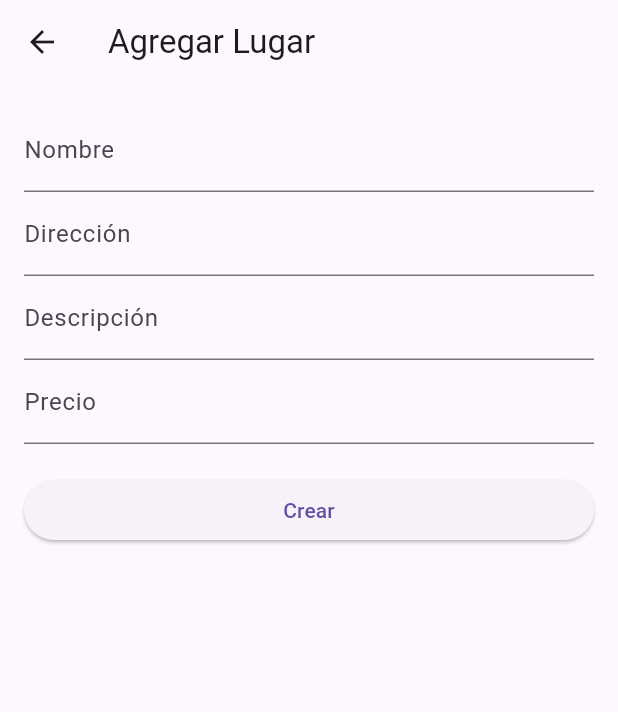
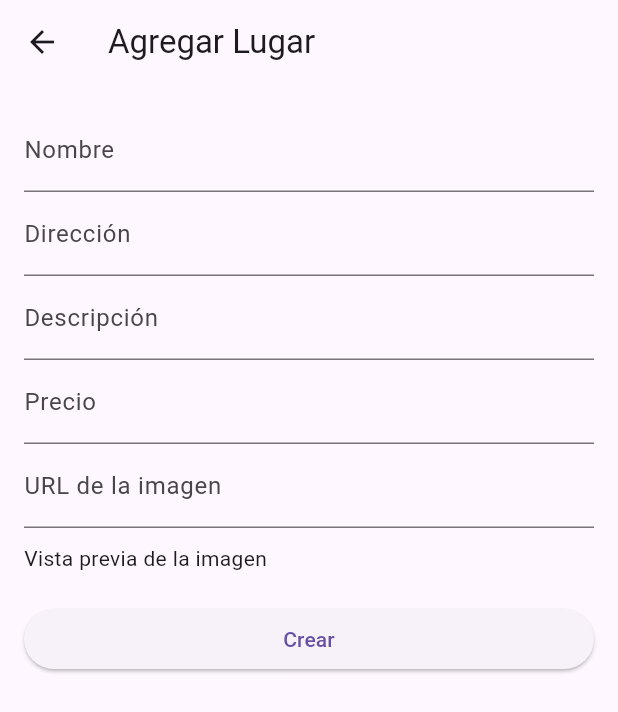
Before and after one commit to RCE04/hotelReview, a Flutter app: the EditarLugarPage screen opened directly, on a phone screen of 412 x 824 dp. Shown: the top 712 px of the screen. Run offline on Flutter 3.47's test engine with Material 3 defaults, Android fonts, the phone set to English and light mode, and no system bars; our stand-ins replace shared_preferences; accounts and stored records are empty; network calls fail.

Commit message:
Añadir imagenes y muestra de las mismas en lugares

```diff
--- a/lib/modelos/lugares.dart
+++ b/lib/modelos/lugares.dart
@@ -4,6 +4,7 @@ class Lugare {
   final String Direccion;
   final String Descripcion;
   final String Precio;
+  final String Imagen; // Nuevo campo
 
   const Lugare({
     required this.Id,
@@ -11,6 +12,7 @@ class Lugare {
     required this.Direccion,
     required this.Descripcion,
     required this.Precio,
+    required this.Imagen,
   });
 
   factory Lugare.fromJson(Map<String, dynamic> json) {
@@ -21,6 +23,7 @@ class Lugare {
         'direccion': String direccion,
         'descripcion': String descripcion,
         'precio': String precio,
+        'imagen': String imagen,
       } =>
         Lugare(
           Id: id,
@@ -28,6 +31,7 @@ class Lugare {
           Direccion: direccion,
           Descripcion: descripcion,
           Precio: precio,
+          Imagen: imagen,
         ),
       _ => throw const FormatException('Failed to load lugar.'),
     };
@@ -39,5 +43,6 @@ class Lugare {
         'direccion': Direccion,
         'descripcion': Descripcion,
         'precio': Precio,
+        'imagen': Imagen,
       };
 }
--- a/lib/paginas/editarLugares.dart
+++ b/lib/paginas/editarLugares.dart
@@ -17,6 +17,7 @@ class _EditarLugarPageState extends State<EditarLugarPage> {
   late TextEditingController _direccionController;
   late TextEditingController _descripcionController;
   late TextEditingController _precioController;
+  late TextEditingController _imagenController;
 
   @override
   void initState() {
@@ -26,6 +27,7 @@ class _EditarLugarPageState extends State<EditarLugarPage> {
     _direccionController = TextEditingController(text: lugar?.Direccion ?? '');
     _descripcionController = TextEditingController(text: lugar?.Descripcion ?? '');
     _precioController = TextEditingController(text: lugar?.Precio ?? '');
+    _imagenController = TextEditingController(text: lugar?.Imagen ?? '');
   }
 
   @override
@@ -34,6 +36,7 @@ class _EditarLugarPageState extends State<EditarLugarPage> {
     _direccionController.dispose();
     _descripcionController.dispose();
     _precioController.dispose();
+    _imagenController.dispose();
     super.dispose();
   }
 
@@ -45,6 +48,7 @@ class _EditarLugarPageState extends State<EditarLugarPage> {
         Direccion: _direccionController.text,
         Descripcion: _descripcionController.text,
         Precio: _precioController.text,
+        Imagen: _imagenController.text,
       );
 
       bool exito = widget.lugar == null
@@ -64,6 +68,7 @@ class _EditarLugarPageState extends State<EditarLugarPage> {
   @override
   Widget build(BuildContext context) {
     final esEdicion = widget.lugar != null;
+
     return Scaffold(
       appBar: AppBar(
         title: Text(esEdicion ? 'Editar Lugar' : 'Agregar Lugar'),
@@ -99,6 +104,21 @@ class _EditarLugarPageState extends State<EditarLugarPage> {
                   return null;
                 },
               ),
+              TextFormField(
+                controller: _imagenController,
+                decoration: const InputDecoration(labelText: 'URL de la imagen'),
+                onChanged: (_) => setState(() {}),
+                validator: (value) => value == null || value.isEmpty ? 'Ingrese la URL de la imagen' : null,
+              ),
+              const SizedBox(height: 10),
+              _imagenController.text.isNotEmpty
+                  ? Image.network(
+                      _imagenController.text,
+                      height: 200,
+                      fit: BoxFit.cover,
+                      errorBuilder: (context, error, stackTrace) => const Text('No se pudo cargar la imagen'),
+                    )
+                  : const Text('Vista previa de la imagen'),
               const SizedBox(height: 20),
               ElevatedButton(
                 onPressed: _guardarLugar,
```
Also changed, not shown: lib/paginas/home.dart (+72 -20 lines).
